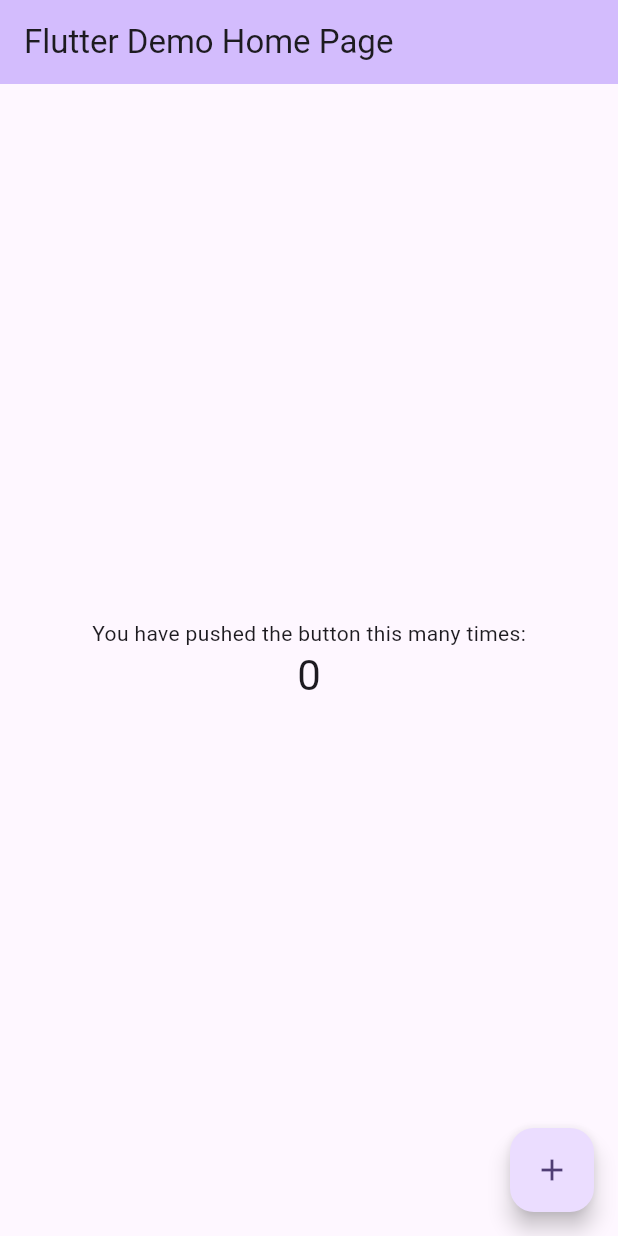
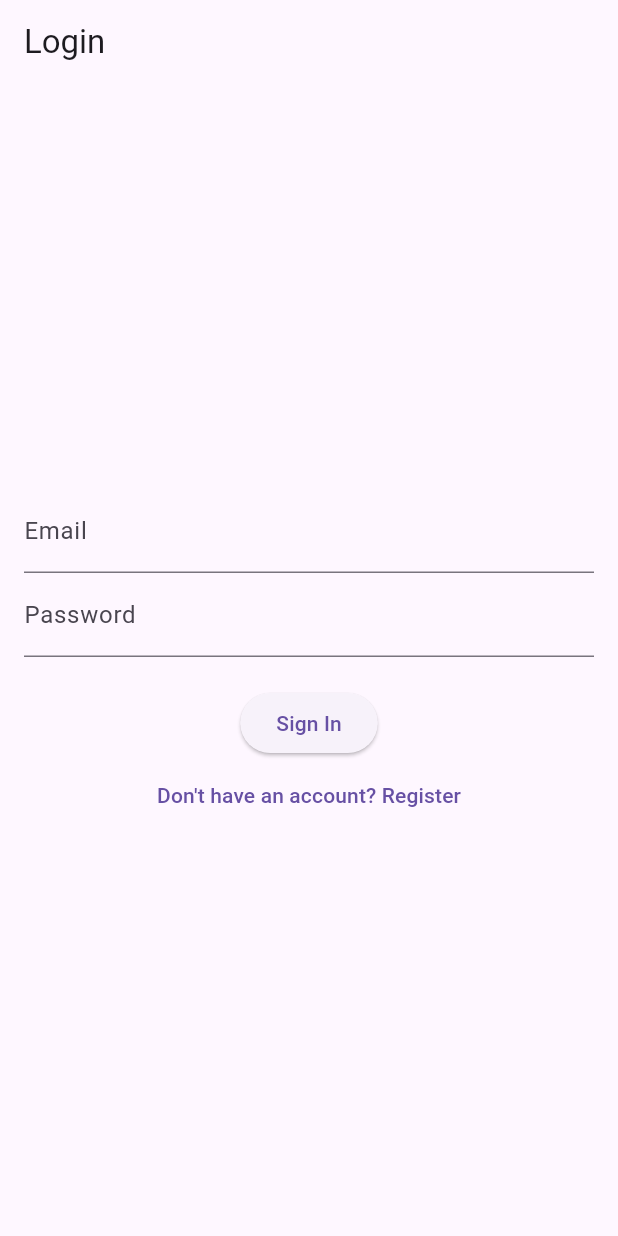
Before and after one commit to savinofiore/ServiFino-FE, a Flutter app: the screen it shows after launch, on a phone screen of 412 x 824 dp. Run offline on Flutter 3.47's test engine with Material 3 defaults, Android fonts, the phone set to English and light mode, and no system bars; our stand-ins replace cloud_firestore, firebase_auth, firebase_core; accounts and stored records are empty.

Commit message:
Login e configurazione iniziale avvenuto con successo. Impostato la registrazione (bisogna utilizzare il be)

```diff
--- a/servifino/lib/main.dart
+++ b/servifino/lib/main.dart
@@ -1,137 +1,43 @@
 import 'package:flutter/material.dart';
 import 'package:firebase_core/firebase_core.dart';
+import 'package:servifino/auth_router_wrapper.dart';
+import 'package:servifino/providers/user_provider.dart';
+import 'package:servifino/screens/authentication/register.dart';
 import 'firebase_options.dart';
-
+import 'package:provider/provider.dart';
+import 'screens/home.dart';
+import 'screens/authentication/login.dart';
 
 Future<void> main() async {
   // Assicurati che il binding di Flutter sia inizializzato
   WidgetsFlutterBinding.ensureInitialized();
-
   // Inizializza Firebase
   await Firebase.initializeApp(
     options: DefaultFirebaseOptions.currentPlatform,
   );
-
   // Avvia l'app
-  runApp(const MyApp());
+  runApp(MyApp());
 }
 
 class MyApp extends StatelessWidget {
-  const MyApp({super.key});
-
-  // This widget is the root of your application.
   @override
   Widget build(BuildContext context) {
-    return MaterialApp(
-      title: 'Flutter Demo',
-      theme: ThemeData(
-        // This is the theme of your application.
-        //
-        // TRY THIS: Try running your application with "flutter run". You'll see
-        // the application has a purple toolbar. Then, without quitting the app,
-        // try changing the seedColor in the colorScheme below to Colors.green
-        // and then invoke "hot reload" (save your changes or press the "hot
-        // reload" button in a Flutter-supported IDE, or press "r" if you used
-        // the command line to start the app).
-        //
-        // Notice that the counter didn't reset back to zero; the application
-        // state is not lost during the reload. To reset the state, use hot
-        // restart instead.
-        //
-        // This works for code too, not just values: Most code changes can be
-        // tested with just a hot reload.
-        colorScheme: ColorScheme.fromSeed(seedColor: Colors.deepPurple),
-        useMaterial3: true,
+    return ChangeNotifierProvider(
+      create: (context) => UserProvider(),
+      child: MaterialApp(
+        title: 'ServiFino',
+        theme: ThemeData(
+          primarySwatch: Colors.blue,
+        ),
+        initialRoute: '/',
+        routes: {
+          '/': (context) =>
+              AuthWrapper(), // Definisci la rotta principale (autenticazione)
+          '/home': (context) => HomeScreen(), // La rotta per la home screen
+          '/login': (context) => LoginScreen(), // La rotta per la login screen
+          '/register': (context) => RegisterScreen(),
+        }, // Questo controllerà la logica di login
       ),
-      home: const MyHomePage(title: 'Flutter Demo Home Page'),
     );
   }
-}
-
-class MyHomePage extends StatefulWidget {
-  const MyHomePage({super.key, required this.title});
-
-  // This widget is the home page of your application. It is stateful, meaning
-  // that it has a State object (defined below) that contains fields that affect
-  // how it looks.
-
-  // This class is the configuration for the state. It holds the values (in this
-  // case the title) provided by the parent (in this case the App widget) and
-  // used by the build method of the State. Fields in a Widget subclass are
-  // always marked "final".
-
-  final String title;
-
-  @override
-  State<MyHomePage> createState() => _MyHomePageState();
-}
-
-class _MyHomePageState extends State<MyHomePage> {
-  int _counter = 0;
-
-  void _incrementCounter() {
-    setState(() {
-      // This call to setState tells the Flutter framework that something has
-      // changed in this State, which causes it to rerun the build method below
-      // so that the display can reflect the updated values. If we changed
-      // _counter without calling setState(), then the build method would not be
-      // called again, and so nothing would appear to happen.
-      _counter++;
-    });
-  }
-
-  @override
-  Widget build(BuildContext context) {
-    // This method is rerun every time setState is called, for instance as done
-    // by the _incrementCounter method above.
-    //
-    // The Flutter framework has been optimized to make rerunning build methods
-    // fast, so that you can just rebuild anything that needs updating rather
-    // than having to individually change instances of widgets.
-    return Scaffold(
-      appBar: AppBar(
-        // TRY THIS: Try changing the color here to a specific color (to
-        // Colors.amber, perhaps?) and trigger a hot reload to see the AppBar
-        // change color while the other colors stay the same.
-        backgroundColor: Theme.of(context).colorScheme.inversePrimary,
-        // Here we take the value from the MyHomePage object that was created by
-        // the App.build method, and use it to set our appbar title.
-        title: Text(widget.title),
-      ),
-      body: Center(
-        // Center is a layout widget. It takes a single child and positions it
-        // in the middle of the parent.
-        child: Column(
-          // Column is also a layout widget. It takes a list of children and
-          // arranges them vertically. By default, it sizes itself to fit its
-          // children horizontally, and tries to be as tall as its parent.
-          //
-          // Column has various properties to control how it sizes itself and
-          // how it positions its children. Here we use mainAxisAlignment to
-          // center the children vertically; the main axis here is the vertical
-          // axis because Columns are vertical (the cross axis would be
-          // horizontal).
-          //
-          // TRY THIS: Invoke "debug painting" (choose the "Toggle Debug Paint"
-          // action in the IDE, or press "p" in the console), to see the
-          // wireframe for each widget.
-          mainAxisAlignment: MainAxisAlignment.center,
-          children: <Widget>[
-            const Text(
-              'You have pushed the button this many times:',
-            ),
-            Text(
-              '$_counter',
-              style: Theme.of(context).textTheme.headlineMedium,
-            ),
-          ],
-        ),
-      ),
-      floatingActionButton: FloatingActionButton(
-        onPressed: _incrementCounter,
-        tooltip: 'Increment',
-        child: const Icon(Icons.add),
-      ), // This trailing comma makes auto-formatting nicer for build methods.
-    );
-  }
-}
+} test@test.test
--- /dev/null
+++ b/servifino/lib/models/UserModel.dart
@@ -0,0 +1,52 @@
+import 'package:cloud_firestore/cloud_firestore.dart';
+
+class UserModel {
+  final String uid;
+  final String email;
+  final String displayName;
+  final String? phoneNumber;
+  final String? photoURL;
+  final bool disabled;
+  //final int? age; // Nuovo campo
+  //final String? address; // Nuovo campo
+
+  UserModel({
+    required this.uid,
+    required this.email,
+    required this.displayName,
+    this.phoneNumber,
+    this.photoURL,
+    required this.disabled,
+    //this.age,
+    //this.address,
+  });
+
+  // Crea un oggetto UserModel da un documento Firestore
+  factory UserModel.fromFirestore(DocumentSnapshot doc) {
+    var data = doc.data() as Map<String, dynamic>;
+    return UserModel(
+      uid: data['uid'],
+      email: data['email'],
+      displayName: data['displayName'],
+      phoneNumber: data['phoneNumber'],
+      photoURL: data['photoURL'],
+      disabled: data['disabled'],
+      //age: data['age'],
+      //address: data['address'],
+    );
+  }
+
+  // Converte l'oggetto UserModel in una mappa per Firestore
+  Map<String, dynamic> toMap() {
+    return {
+      'uid': uid,
+      'email': email,
+      'displayName': displayName,
+      'phoneNumber': phoneNumber,
+      'photoURL': photoURL,
+      'disabled': disabled,
+      //'age': age,
+      //'address': address,
+    };
+  }
+}
--- /dev/null
+++ b/servifino/lib/screens/authentication/login.dart
@@ -0,0 +1,80 @@
+import 'package:firebase_auth/firebase_auth.dart';
+import 'package:flutter/material.dart';
+import 'package:provider/provider.dart';
+import 'package:servifino/providers/user_provider.dart';
+
+class LoginScreen extends StatefulWidget {
+  @override
+  _LoginScreenState createState() => _LoginScreenState();
+}
+
+class _LoginScreenState extends State<LoginScreen> {
+  final _emailController = TextEditingController();
+  final _passwordController = TextEditingController();
+  String errorMessage = '';
+
+  Future<void> login() async {
+    try {
+      // Effettua il login con Firebase Auth
+      UserCredential userCredential =
+          await FirebaseAuth.instance.signInWithEmailAndPassword(
+        email: _emailController.text,
+        password: _passwordController.text,
+      );
+
+      // Ottieni l'ID dell'utente loggato
+      String uid = userCredential.user!.uid;
+
+      // Carica i dati dell'utente e aggiornali nel provider
+      final userProvider = Provider.of<UserProvider>(context, listen: false);
+      userProvider.fetchUserData(uid);
+
+      // Naviga alla HomeScreen
+      Navigator.pushReplacementNamed(context, '/home');
+    } catch (e) {
+      print("Errore nel login: $e");
+    }
+  }
+
+  @override
+  Widget build(BuildContext context) {
+    return Scaffold(
+      appBar: AppBar(title: const Text('Login')),
+      body: Padding(
+        padding: const EdgeInsets.all(16.0),
+        child: Column(
+          mainAxisAlignment: MainAxisAlignment.center,
+          children: [
+            TextField(
+              controller: _emailController,
+              decoration: const InputDecoration(labelText: 'Email'),
+            ),
+            TextField(
+              controller: _passwordController,
+              decoration: const InputDecoration(labelText: 'Password'),
+              obscureText: true,
+            ),
+            const SizedBox(height: 20),
+            if (errorMessage.isNotEmpty) ...[
+              Text(
+                errorMessage,
+                style: const TextStyle(color: Colors.red),
+              ),
+              const SizedBox(height: 20),
+            ],
+            ElevatedButton(
+              onPressed: login,
+              child: const Text('Sign In'),
+            ),
+            TextButton(
+              onPressed: () {
+                Navigator.pushReplacementNamed(context, '/register');
+              },
+              child: const Text('Don\'t have an account? Register'),
+            ),
+          ],
+        ),
+      ),
+    );
+  }
+}
--- /dev/null
+++ b/servifino/lib/screens/authentication/register.dart
@@ -0,0 +1,130 @@
+import 'package:flutter/material.dart';
+import 'package:firebase_auth/firebase_auth.dart';
+
+class RegisterScreen extends StatefulWidget {
+  @override
+  _RegisterScreenState createState() => _RegisterScreenState();
+}
+
+class _RegisterScreenState extends State<RegisterScreen> {
+  final _formKey = GlobalKey<FormState>();
+  final TextEditingController _emailController = TextEditingController();
+  final TextEditingController _passwordController = TextEditingController();
+  final TextEditingController _confirmPasswordController = TextEditingController();
+
+  bool _isLoading = false;
+
+  Future<void> _register() async {
+    if (!_formKey.currentState!.validate()) return;
+
+    final email = _emailController.text.trim();
+    final password = _passwordController.text.trim();
+    final confirmPassword = _confirmPasswordController.text.trim();
+
+    if (password != confirmPassword) {
+      ScaffoldMessenger.of(context).showSnackBar(
+        SnackBar(content: Text('Le password non corrispondono!')),
+      );
+      return;
+    }
+
+    setState(() {
+      _isLoading = true;
+    });
+
+    try {
+      // Crea un nuovo utente con Firebase
+      var user = await FirebaseAuth.instance.createUserWithEmailAndPassword(
+        email: email,
+        password: password,
+      );
+      print('User created ${user.user}');
+      ScaffoldMessenger.of(context).showSnackBar(
+        SnackBar(content: Text('Registrazione avvenuta con successo!')),
+      );
+      Navigator.pushReplacementNamed(context, '/login'); // Naviga alla login
+    } on FirebaseAuthException catch (e) {
+      String errorMessage;
+      if (e.code == 'email-already-in-use') {
+        errorMessage = 'Questa email è già registrata.';
+      } else if (e.code == 'weak-password') {
+        errorMessage = 'La password è troppo debole.';
+      } else {
+        errorMessage = 'Si è verificato un errore: ${e.message}';
+      }
+      ScaffoldMessenger.of(context).showSnackBar(
+        SnackBar(content: Text(errorMessage)),
+      );
+    } finally {
+      setState(() {
+        _isLoading = false;
+      });
+    }
+  }
+
+  @override
+  Widget build(BuildContext context) {
+    return Scaffold(
+      appBar: AppBar(
+        title: Text('Register'),
+      ),
+      body: Padding(
+        padding: const EdgeInsets.all(16.0),
+        child: Form(
+          key: _formKey,
+          child: Column(
+            crossAxisAlignment: CrossAxisAlignment.stretch,
+            children: [
+              TextFormField(
+                controller: _emailController,
+                keyboardType: TextInputType.emailAddress,
+                decoration: InputDecoration(labelText: 'Email'),
+                validator: (value) {
+                  if (value == null || value.isEmpty) {
+                    return 'Inserisci un\'email valida';
+                  }
+                  return null;
+                },
+              ),
+              TextFormField(
+                controller: _passwordController,
+                obscureText: true,
+                decoration: InputDecoration(labelText: 'Password'),
+                validator: (value) {
+                  if (value == null || value.isEmpty || value.length < 6) {
+                    return 'La password deve avere almeno 6 caratteri';
+                  }
+                  return null;
+                },
+              ),
+              TextFormField(
+                controller: _confirmPasswordController,
+                obscureText: true,
+                decoration: InputDecoration(labelText: 'Conferma Password'),
+                validator: (value) {
+                  if (value == null || value.isEmpty) {
+                    return 'Conferma la tua password';
+                  }
+                  return null;
+                },
+              ),
+              SizedBox(height: 16),
+              _isLoading
+                  ? Center(child: CircularProgressIndicator())
+                  : ElevatedButton(
+                onPressed: _register,
+                child: Text('Registrati'),
+              ),
+              TextButton(
+                onPressed: () {
+                  Navigator.pushReplacementNamed(context, '/login');
+                },
+                child: Text('Hai già un account? Accedi'),
+              ),
+            ],
+          ),
+        ),
+      ),
+    );
+  }
+}
--- a/servifino/pubspec.yaml
+++ b/servifino/pubspec.yaml
@@ -36,6 +36,9 @@ dependencies:
   # Use with the CupertinoIcons class for iOS style icons.
   cupertino_icons: ^1.0.2
   firebase_core: ^3.10.1
+  firebase_auth: ^5.4.1
+  cloud_firestore: ^5.6.2
+  provider: ^6.1.2
 
 dev_dependencies:
   flutter_test:
```
Also changed, not shown: servifino/lib/auth_router_wrapper.dart (added, +38 -0 lines), servifino/lib/providers/user_provider.dart (added, +44 -0 lines), servifino/lib/screens/home.dart (added, +39 -0 lines), servifino/pubspec.lock, 4 other files.
